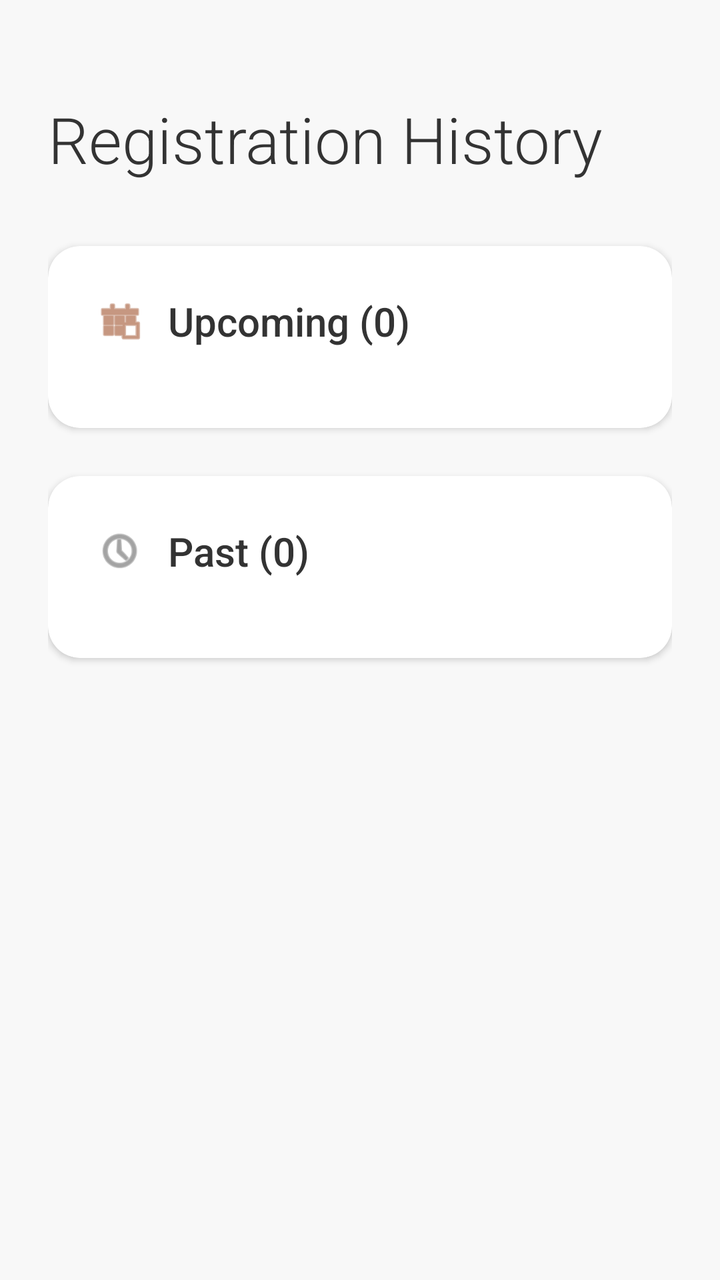
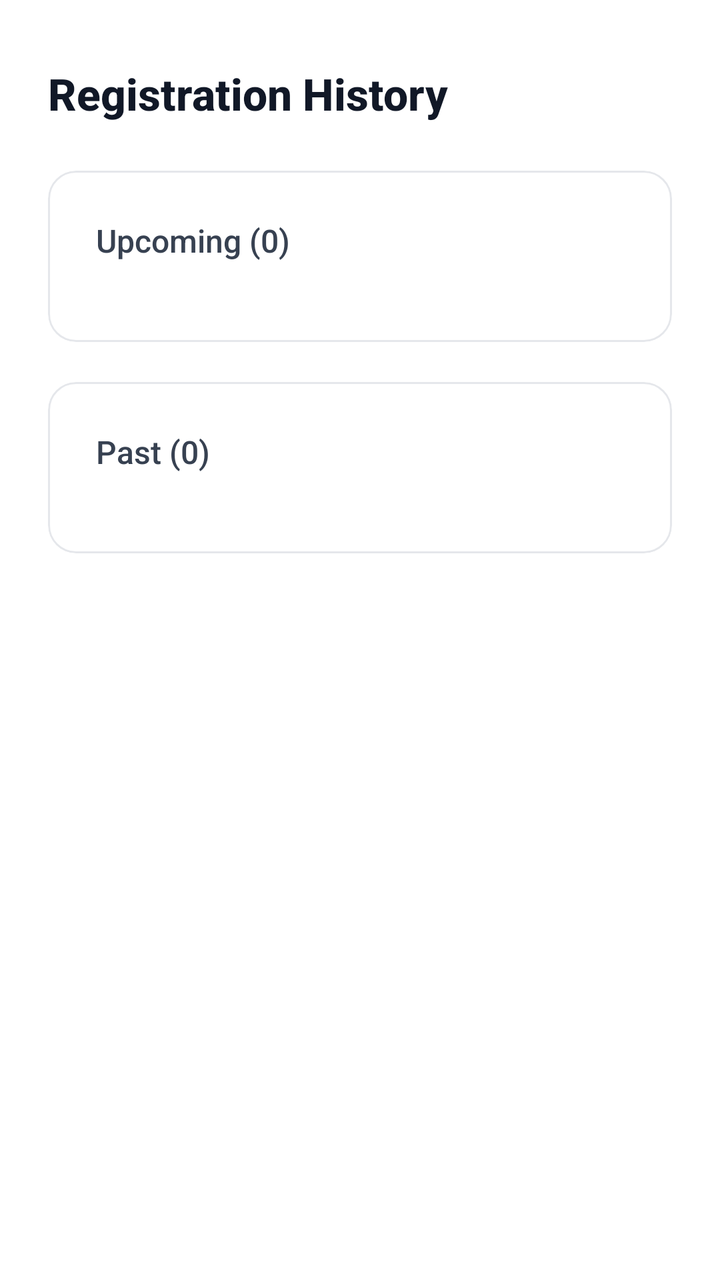

The first picture is an Android layout as it rendered before a commit; the second is the same layout after the commit. The layout source and the unified diff follow.
<!-- AndroidManifest.xml: application theme Theme.Csci3130Group1 -->
<!-- res/layout/activity_tutorial_history.xml -->
<?xml version="1.0" encoding="utf-8"?>
<ScrollView xmlns:android="http://schemas.android.com/apk/res/android"
    xmlns:app="http://schemas.android.com/apk/res-auto"
    android:layout_width="match_parent"
    android:layout_height="match_parent"
    android:background="#F8F8F8"
    android:fillViewport="true">

    <LinearLayout
        android:layout_width="match_parent"
        android:layout_height="wrap_content"
        android:orientation="vertical"
        android:paddingLeft="24dp"
        android:paddingRight="24dp"
        android:paddingTop="48dp"
        android:paddingBottom="32dp">

        
        <TextView
            android:id="@+id/historyTitle"
            android:layout_width="wrap_content"
            android:layout_height="wrap_content"
            android:text="Registration History"
            android:textSize="32sp"
            android:fontFamily="sans-serif-light"
            android:textStyle="normal"
            android:textColor="#333333"
            android:layout_marginBottom="32dp"/>

        
        <androidx.cardview.widget.CardView
            android:layout_width="match_parent"
            android:layout_height="wrap_content"
            android:layout_marginBottom="24dp"
            app:cardCornerRadius="16dp"
            app:cardElevation="2dp"
            app:cardBackgroundColor="#FFFFFF">

            <LinearLayout
                android:layout_width="match_parent"
                android:layout_height="wrap_content"
                android:orientation="vertical"
                android:padding="24dp">

                
                <LinearLayout
                    android:layout_width="match_parent"
                    android:layout_height="wrap_content"
                    android:orientation="horizontal"
                    android:gravity="center_vertical"
                    android:layout_marginBottom="16dp">

                    <ImageView
                        android:layout_width="24dp"
                        android:layout_height="24dp"
                        android:src="@android:drawable/ic_menu_today"
                        app:tint="#A0522D"
                        android:contentDescription="Upcoming Tutorials" />

                    <TextView
                        android:id="@+id/upcomingCount"
                        android:layout_width="0dp"
                        android:layout_height="wrap_content"
                        android:layout_weight="1"
                        android:text="Upcoming (0)"
                        android:textSize="20sp"
                        android:fontFamily="sans-serif-medium"
                        android:textColor="#333333"
                        android:layout_marginStart="12dp" />
                </LinearLayout>

                
                <LinearLayout
                    android:id="@+id/upcomingTutorialsList"
                    android:layout_width="match_parent"
                    android:layout_height="wrap_content"
                    android:orientation="vertical"
                    android:visibility="gone" />

                
                <TextView
                    android:id="@+id/upcomingEmptyMessage"
                    android:layout_width="match_parent"
                    android:layout_height="wrap_content"
                    android:text="No upcoming registrations"
                    android:textSize="16sp"
                    android:textColor="#999999"
                    android:gravity="center"
                    android:padding="32dp"
                    android:visibility="gone" />
            </LinearLayout>
        </androidx.cardview.widget.CardView>

        
        <androidx.cardview.widget.CardView
            android:layout_width="match_parent"
            android:layout_height="wrap_content"
            android:layout_marginBottom="24dp"
            app:cardCornerRadius="16dp"
            app:cardElevation="2dp"
            app:cardBackgroundColor="#FFFFFF">

            <LinearLayout
                android:layout_width="match_parent"
                android:layout_height="wrap_content"
                android:orientation="vertical"
                android:padding="24dp">

                
                <LinearLayout
                    android:layout_width="match_parent"
                    android:layout_height="wrap_content"
                    android:orientation="horizontal"
                    android:gravity="center_vertical"
                    android:layout_marginBottom="16dp">

                    <ImageView
                        android:layout_width="24dp"
                        android:layout_height="24dp"
                        android:src="@android:drawable/ic_menu_recent_history"
                        app:tint="#666666"
                        android:contentDescription="Past Tutorials" />

                    <TextView
                        android:id="@+id/pastCount"
                        android:layout_width="0dp"
                        android:layout_height="wrap_content"
                        android:layout_weight="1"
                        android:text="Past (0)"
                        android:textSize="20sp"
                        android:fontFamily="sans-serif-medium"
                        android:textColor="#333333"
                        android:layout_marginStart="12dp" />
                </LinearLayout>

                
                <LinearLayout
                    android:id="@+id/pastTutorialsList"
                    android:layout_width="match_parent"
                    android:layout_height="wrap_content"
                    android:orientation="vertical"
                    android:visibility="gone" />

                
                <TextView
                    android:id="@+id/pastEmptyMessage"
                    android:layout_width="match_parent"
                    android:layout_height="wrap_content"
                    android:text="No past registrations yet"
                    android:textSize="16sp"
                    android:textColor="#999999"
                    android:gravity="center"
                    android:padding="32dp"
                    android:visibility="gone" />
            </LinearLayout>
        </androidx.cardview.widget.CardView>
    </LinearLayout>
</ScrollView>
<!-- resources referenced by this layout -->
<resources>
  <style name="Theme.Csci3130Group1" parent="Base.Theme.Csci3130Group1" />
  <style name="Base.Theme.Csci3130Group1" parent="Theme.Material3.DayNight.NoActionBar">
          
          <item name="colorPrimary">#111827</item>
          <item name="colorOnPrimary">#FFFFFF</item>
          <item name="colorSecondary">#6B7280</item>
          <item name="colorOnSecondary">#FFFFFF</item>
          
          <item name="colorPrimaryContainer">#F3F4F6</item>
          <item name="colorOnPrimaryContainer">#111827</item>
          <item name="colorSecondaryContainer">#F3F4F6</item>
          <item name="colorOnSecondaryContainer">#111827</item>
          <item name="colorTertiary">#9CA3AF</item>
          <item name="colorSurface">#FFFFFF</item>
          <item name="colorOnSurface">#111827</item>
          <item name="colorOutline">#E5E7EB</item>
          <item name="android:navigationBarColor">#FFFFFF</item>
          <item name="android:statusBarColor">#FFFFFF</item>
      </style>
</resources>

<!-- the commit's change to res/layout/activity_tutorial_history.xml (unified diff, before → after) -->
@@ -3,16 +3,15 @@
     xmlns:app="http://schemas.android.com/apk/res-auto"
     android:layout_width="match_parent"
     android:layout_height="match_parent"
-    android:background="#F8F8F8"
+    android:background="#FFFFFF"
     android:fillViewport="true">
 
     <LinearLayout
         android:layout_width="match_parent"
         android:layout_height="wrap_content"
         android:orientation="vertical"
-        android:paddingLeft="24dp"
-        android:paddingRight="24dp"
-        android:paddingTop="48dp"
+        android:paddingHorizontal="24dp"
+        android:paddingTop="32dp"
         android:paddingBottom="32dp">
 
         
@@ -21,20 +20,22 @@
             android:layout_width="wrap_content"
             android:layout_height="wrap_content"
             android:text="Registration History"
-            android:textSize="32sp"
-            android:fontFamily="sans-serif-light"
-            android:textStyle="normal"
-            android:textColor="#333333"
-            android:layout_marginBottom="32dp"/>
+            android:textSize="22sp"
+            android:fontFamily="sans-serif-medium"
+            android:textStyle="bold"
+            android:textColor="#111827"
+            android:layout_marginBottom="24dp"/>
 
         
-        <androidx.cardview.widget.CardView
+        <com.google.android.material.card.MaterialCardView
             android:layout_width="match_parent"
             android:layout_height="wrap_content"
-            android:layout_marginBottom="24dp"
-            app:cardCornerRadius="16dp"
-            app:cardElevation="2dp"
-            app:cardBackgroundColor="#FFFFFF">
+            android:layout_marginBottom="20dp"
+            app:cardCornerRadius="14dp"
+            app:cardElevation="0dp"
+            app:cardBackgroundColor="#FFFFFF"
+            app:strokeColor="#E5E7EB"
+            app:strokeWidth="1dp">
 
             <LinearLayout
                 android:layout_width="match_parent"
@@ -43,31 +44,15 @@
                 android:padding="24dp">
 
                 
-                <LinearLayout
-                    android:layout_width="match_parent"
+                <TextView
+                    android:id="@+id/upcomingCount"
+                    android:layout_width="wrap_content"
                     android:layout_height="wrap_content"
-                    android:orientation="horizontal"
-                    android:gravity="center_vertical"
-                    android:layout_marginBottom="16dp">
-
-                    <ImageView
-                        android:layout_width="24dp"
-                        android:layout_height="24dp"
-                        android:src="@android:drawable/ic_menu_today"
-                        app:tint="#A0522D"
-                        android:contentDescription="Upcoming Tutorials" />
-
-                    <TextView
-                        android:id="@+id/upcomingCount"
-                        android:layout_width="0dp"
-                        android:layout_height="wrap_content"
-                        android:layout_weight="1"
-                        android:text="Upcoming (0)"
-                        android:textSize="20sp"
-                        android:fontFamily="sans-serif-medium"
-                        android:textColor="#333333"
-                        android:layout_marginStart="12dp" />
-                </LinearLayout>
+                    android:text="Upcoming (0)"
+                    android:textSize="16sp"
+                    android:fontFamily="sans-serif-medium"
+                    android:textColor="#374151"
+                    android:layout_marginBottom="16dp" />
 
                 
                 <LinearLayout
@@ -78,27 +63,44 @@
                     android:visibility="gone" />
 
                 
-                <TextView
-                    android:id="@+id/upcomingEmptyMessage"
+                <LinearLayout
+                    android:id="@+id/upcomingEmptyState"
                     android:layout_width="match_parent"
                     android:layout_height="wrap_content"
-                    android:text="No upcoming registrations"
-                    android:textSize="16sp"
-                    android:textColor="#999999"
+                    android:orientation="vertical"
                     android:gravity="center"
                     android:padding="32dp"
-                    android:visibility="gone" />
+                    android:visibility="gone">
+
+                    <ImageView
+                        android:layout_width="64dp"
+                        android:layout_height="64dp"
+                        android:layout_marginBottom="16dp"
+                        android:src="@android:drawable/ic_menu_today"
+                        app:tint="#D1D5DB" />
+
+                    <TextView
+                        android:id="@+id/upcomingEmptyMessage"
+                        android:layout_width="wrap_content"
+                        android:layout_height="wrap_content"
+                        android:text="No upcoming registrations"
+                        android:textSize="14sp"
+                        android:textColor="#6B7280"
+                        android:gravity="center" />
+                </LinearLayout>
             </LinearLayout>
-        </androidx.cardview.widget.CardView>
+        </com.google.android.material.card.MaterialCardView>
 
         
-        <androidx.cardview.widget.CardView
+        <com.google.android.material.card.MaterialCardView
             android:layout_width="match_parent"
             android:layout_height="wrap_content"
             android:layout_marginBottom="24dp"
-            app:cardCornerRadius="16dp"
-            app:cardElevation="2dp"
-            app:cardBackgroundColor="#FFFFFF">
+            app:cardCornerRadius="14dp"
+            app:cardElevation="0dp"
+            app:cardBackgroundColor="#FFFFFF"
+            app:strokeColor="#E5E7EB"
+            app:strokeWidth="1dp">
 
             <LinearLayout
                 android:layout_width="match_parent"
@@ -107,31 +109,15 @@
                 android:padding="24dp">
 
                 
-                <LinearLayout
-                    android:layout_width="match_parent"
+                <TextView
+                    android:id="@+id/pastCount"
+                    android:layout_width="wrap_content"
                     android:layout_height="wrap_content"
-                    android:orientation="horizontal"
-                    android:gravity="center_vertical"
-                    android:layout_marginBottom="16dp">
-
-                    <ImageView
-                        android:layout_width="24dp"
-                        android:layout_height="24dp"
-                        android:src="@android:drawable/ic_menu_recent_history"
-                        app:tint="#666666"
-                        android:contentDescription="Past Tutorials" />
-
-                    <TextView
-                        android:id="@+id/pastCount"
-                        android:layout_width="0dp"
-                        android:layout_height="wrap_content"
-                        android:layout_weight="1"
-                        android:text="Past (0)"
-                        android:textSize="20sp"
-                        android:fontFamily="sans-serif-medium"
-                        android:textColor="#333333"
-                        android:layout_marginStart="12dp" />
-                </LinearLayout>
+                    android:text="Past (0)"
+                    android:textSize="16sp"
+                    android:fontFamily="sans-serif-medium"
+                    android:textColor="#374151"
+                    android:layout_marginBottom="16dp" />
 
                 
                 <LinearLayout
@@ -142,17 +128,32 @@
                     android:visibility="gone" />
 
                 
-                <TextView
-                    android:id="@+id/pastEmptyMessage"
+                <LinearLayout
+                    android:id="@+id/pastEmptyState"
                     android:layout_width="match_parent"
                     android:layout_height="wrap_content"
-                    android:text="No past registrations yet"
-                    android:textSize="16sp"
-                    android:textColor="#999999"
+                    android:orientation="vertical"
                     android:gravity="center"
                     android:padding="32dp"
-                    android:visibility="gone" />
+                    android:visibility="gone">
+
+                    <ImageView
+                        android:layout_width="64dp"
+                        android:layout_height="64dp"
+                        android:layout_marginBottom="16dp"
+                        android:src="@android:drawable/ic_menu_recent_history"
+                        app:tint="#D1D5DB" />
+
+                    <TextView
+                        android:id="@+id/pastEmptyMessage"
+                        android:layout_width="wrap_content"
+                        android:layout_height="wrap_content"
+                        android:text="No past registrations yet"
+                        android:textSize="14sp"
+                        android:textColor="#6B7280"
+                        android:gravity="center" />
+                </LinearLayout>
             </LinearLayout>
-        </androidx.cardview.widget.CardView>
+        </com.google.android.material.card.MaterialCardView>
     </LinearLayout>
 </ScrollView>
